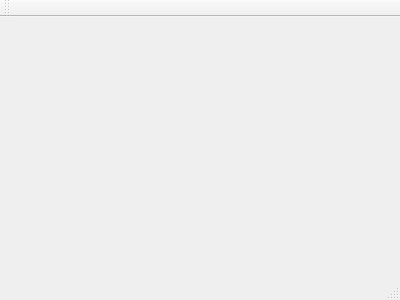
Qt form VTeatre/mainwindow.ui (sashaserg/Cursovaya) before a commit.
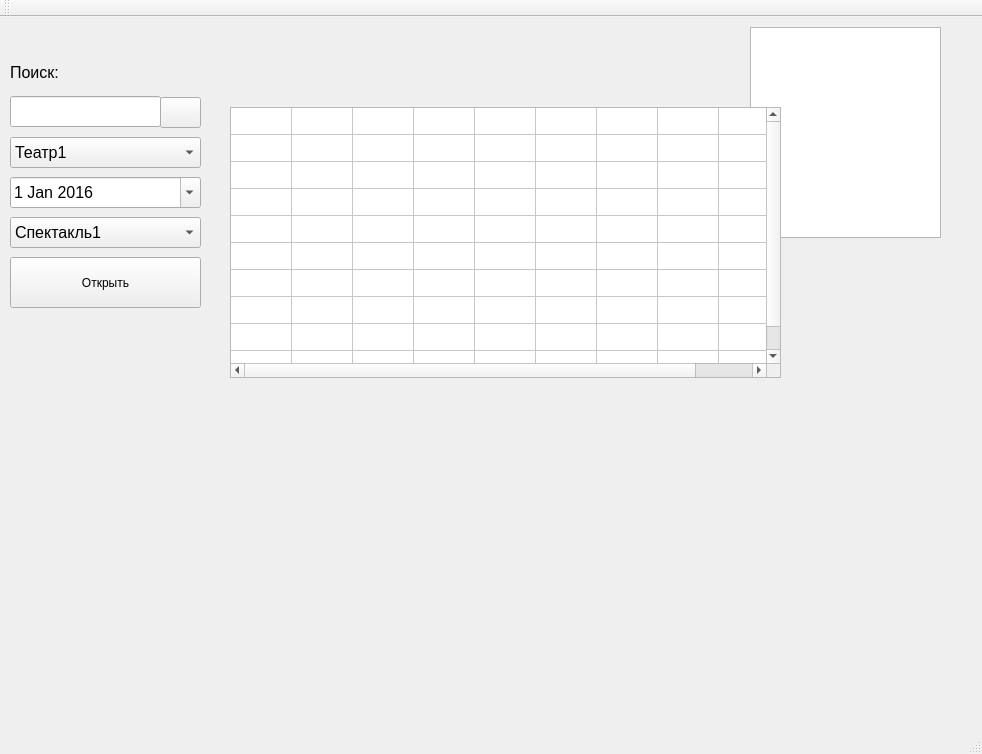
The same form after that commit.

Commit message: New table and lines

Patch:
```diff
--- a/VTeatre/mainwindow.ui
+++ b/VTeatre/mainwindow.ui
@@ -1,24 +1,310 @@
 <ui version="4.0">
  <class>MainWindow</class>
- <widget class="QMainWindow" name="MainWindow" >
-  <property name="geometry" >
+ <widget class="QMainWindow" name="MainWindow">
+  <property name="geometry">
    <rect>
     <x>0</x>
     <y>0</y>
-    <width>400</width>
-    <height>300</height>
+    <width>982</width>
+    <height>754</height>
    </rect>
   </property>
   <property name="windowTitle" >
    <string>MainWindow</string>
   </property>
-  <widget class="QMenuBar" name="menuBar" />
-  <widget class="QToolBar" name="mainToolBar" />
-  <widget class="QWidget" name="centralWidget" />
-  <widget class="QStatusBar" name="statusBar" />
+  <widget class="QWidget" name="centralWidget">
+   <widget class="QGraphicsView" name="graphicsView">
+    <property name="geometry">
+     <rect>
+      <x>750</x>
+      <y>10</y>
+      <width>191</width>
+      <height>211</height>
+     </rect>
+    </property>
+   </widget>
+   <widget class="QComboBox" name="comboBox">
+    <property name="geometry">
+     <rect>
+      <x>10</x>
+      <y>120</y>
+      <width>191</width>
+      <height>31</height>
+     </rect>
+    </property>
+    <property name="font">
+     <font>
+      <pointsize>12</pointsize>
+     </font>
+    </property>
+    <item>
+     <property name="text">
+      <string>Театр1</string>
+     </property>
+    </item>
+    <item>
+     <property name="text">
+      <string>Театр2</string>
+     </property>
+    </item>
+    <item>
+     <property name="text">
+      <string>Театр3</string>
+     </property>
+    </item>
+   </widget>
+   <widget class="QDateEdit" name="dateEdit">
+    <property name="geometry">
+     <rect>
+      <x>10</x>
+      <y>160</y>
+      <width>191</width>
+      <height>31</height>
+     </rect>
+    </property>
+    <property name="font">
+     <font>
+      <pointsize>12</pointsize>
+     </font>
+    </property>
+    <property name="dateTime">
+     <datetime>
+      <hour>0</hour>
+      <minute>0</minute>
+      <second>0</second>
+      <year>2016</year>
+      <month>1</month>
+      <day>1</day>
+     </datetime>
+    </property>
+    <property name="calendarPopup">
+     <bool>true</bool>
+    </property>
+   </widget>
+   <widget class="QLineEdit" name="lineEdit">
+    <property name="geometry">
+     <rect>
+      <x>10</x>
+      <y>79</y>
+      <width>151</width>
+      <height>31</height>
+     </rect>
+    </property>
+    <property name="font">
+     <font>
+      <pointsize>12</pointsize>
+     </font>
+    </property>
+   </widget>
+   <widget class="QPushButton" name="pushButton">
+    <property name="geometry">
+     <rect>
+      <x>160</x>
+      <y>80</y>
+      <width>41</width>
+      <height>31</height>
+     </rect>
+    </property>
+    <property name="text">
+     <string/>
+    </property>
+   </widget>
+   <widget class="QLabel" name="label">
+    <property name="geometry">
+     <rect>
+      <x>10</x>
+      <y>40</y>
+      <width>61</width>
+      <height>31</height>
+     </rect>
+    </property>
+    <property name="text">
+     <string>&lt;html&gt;&lt;head/&gt;&lt;body&gt;&lt;p&gt;&lt;span style=&quot; font-size:12pt;&quot;&gt;Поиск:&lt;/span&gt;&lt;/p&gt;&lt;/body&gt;&lt;/html&gt;</string>
+    </property>
+   </widget>
+   <widget class="QComboBox" name="comboBox_2">
+    <property name="geometry">
+     <rect>
+      <x>10</x>
+      <y>200</y>
+      <width>191</width>
+      <height>31</height>
+     </rect>
+    </property>
+    <property name="font">
+     <font>
+      <pointsize>12</pointsize>
+     </font>
+    </property>
+    <item>
+     <property name="text">
+      <string>Спектакль1</string>
+     </property>
+    </item>
+    <item>
+     <property name="text">
+      <string>Спектакль2</string>
+     </property>
+    </item>
+   </widget>
+   <widget class="QPushButton" name="pushButton_2">
+    <property name="geometry">
+     <rect>
+      <x>10</x>
+      <y>240</y>
+      <width>191</width>
+      <height>51</height>
+     </rect>
+    </property>
+    <property name="text">
+     <string>Открыть</string>
+    </property>
+   </widget>
+   <widget class="QTableWidget" name="tableWidget">
+    <property name="geometry">
+     <rect>
+      <x>230</x>
+      <y>90</y>
+      <width>551</width>
+      <height>271</height>
+     </rect>
+    </property>
+    <attribute name="horizontalHeaderVisible">
+     <bool>false</bool>
+    </attribute>
+    <attribute name="horizontalHeaderDefaultSectionSize">
+     <number>61</number>
+    </attribute>
+    <attribute name="verticalHeaderVisible">
+     <bool>false</bool>
+    </attribute>
+    <attribute name="verticalHeaderCascadingSectionResizes">
+     <bool>false</bool>
+    </attribute>
+    <attribute name="verticalHeaderDefaultSectionSize">
+     <number>27</number>
+    </attribute>
+    <attribute name="verticalHeaderMinimumSectionSize">
+     <number>21</number>
+    </attribute>
+    <row>
+     <property name="text">
+      <string>Новая строка</string>
+     </property>
+    </row>
+    <row>
+     <property name="text">
+      <string>Новая строка</string>
+     </property>
+    </row>
+    <row>
+     <property name="text">
+      <string>Новая строка</string>
+     </property>
+    </row>
+    <row>
+     <property name="text">
+      <string>Новая строка</string>
+     </property>
+    </row>
+    <row>
+     <property name="text">
+      <string>Новая строка</string>
+     </property>
+    </row>
+    <row>
+     <property name="text">
+      <string>Новая строка</string>
+     </property>
+    </row>
+    <row>
+     <property name="text">
+      <string>Новая строка</string>
+     </property>
+    </row>
+    <row>
+     <property name="text">
+      <string>Новая строка</string>
+     </property>
+    </row>
+    <row>
+     <property name="text">
+      <string>Новая строка</string>
+     </property>
+    </row>
+    <row>
+     <property name="text">
+      <string>Новая строка</string>
+     </property>
+    </row>
+    <column>
+     <property name="text">
+      <string>Новый столбец</string>
+     </property>
+    </column>
+    <column>
+     <property name="text">
+      <string>Новый столбец</string>
+     </property>
+    </column>
+    <column>
+     <property name="text">
+      <string>Новый столбец</string>
+     </property>
+    </column>
+    <column>
+     <property name="text">
+      <string>Новый столбец</string>
+     </property>
+    </column>
+    <column>
+     <property name="text">
+      <string>Новый столбец</string>
+     </property>
+    </column>
+    <column>
+     <property name="text">
+      <string>Новый столбец</string>
+     </property>
+    </column>
+    <column>
+     <property name="text">
+      <string>Новый столбец</string>
+     </property>
+    </column>
+    <column>
+     <property name="text">
+      <string>Новый столбец</string>
+     </property>
+    </column>
+    <column>
+     <property name="text">
+      <string>Новый столбец</string>
+     </property>
+    </column>
+   </widget>
+  </widget>
+  <widget class="QMenuBar" name="menuBar">
+   <property name="geometry">
+    <rect>
+     <x>0</x>
+     <y>0</y>
+     <width>982</width>
+     <height>21</height>
+    </rect>
+   </property>
+  </widget>
+  <widget class="QToolBar" name="mainToolBar">
+   <attribute name="toolBarArea">
+    <enum>TopToolBarArea</enum>
+   </attribute>
+   <attribute name="toolBarBreak">
+    <bool>false</bool>
+   </attribute>
+  </widget>
+  <widget class="QStatusBar" name="statusBar"/>
  </widget>
- <layoutDefault spacing="6" margin="11" />
- <pixmapfunction></pixmapfunction>
+ <layoutdefault spacing="6" margin="11"/>
  <resources/>
  <connections/>
 </ui>
```
Left out of the diff: 3 changed lines with no effect on the pictures. The commit also changes 13 other files.
